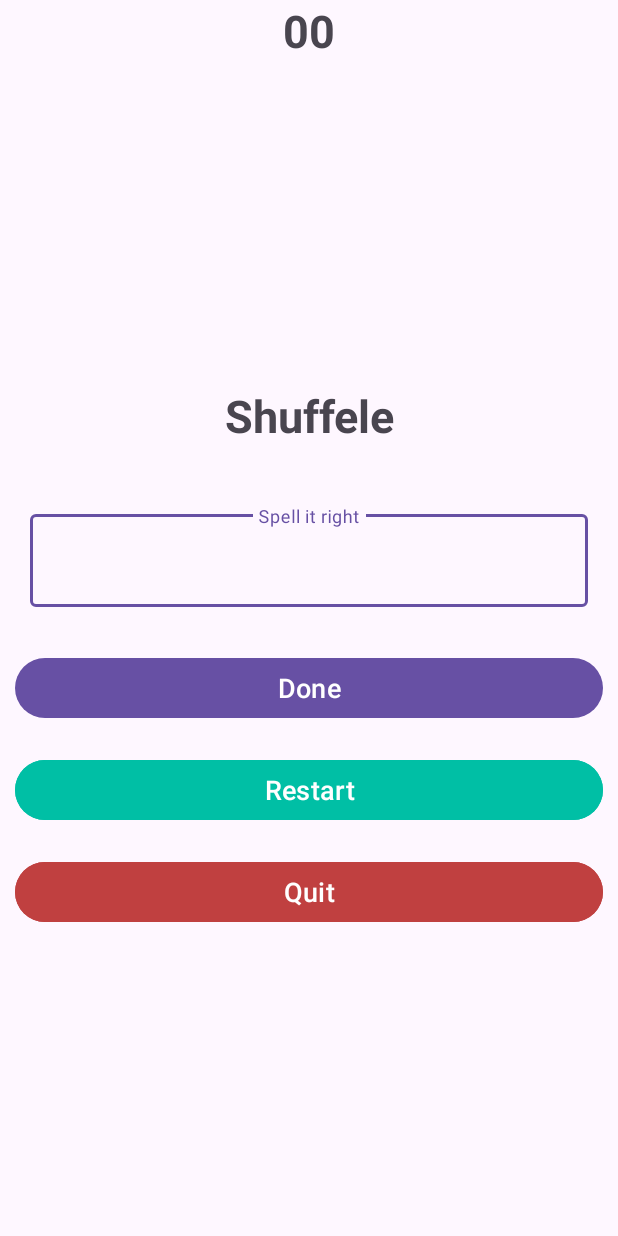
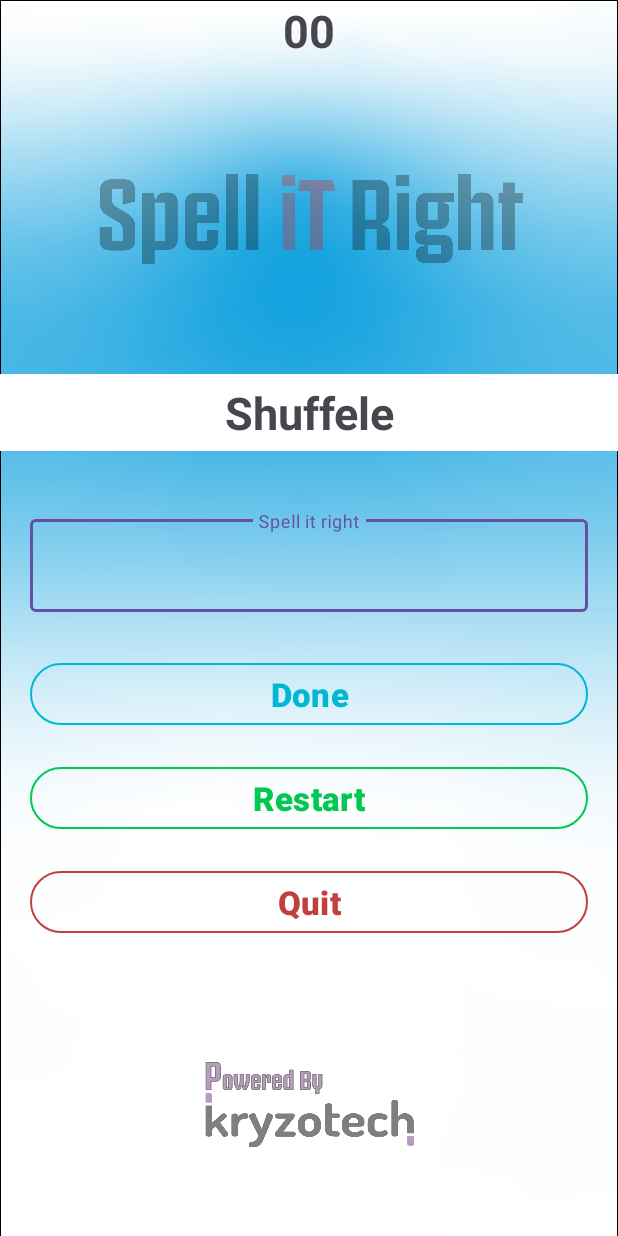
Before and after one commit to MuhammadMahedi/SpellitRight, an Android app: the layout fragment_home.xml on its own in the app's theme, with its tools: preview values and no code run, on a phone screen of 412 x 824 dp. Run offline under Robolectric (Android 15) with nearby library versions, the light colour scheme and no system bars.

Commit message:
designing part is done

```diff
--- a/app/build.gradle.kts
+++ b/app/build.gradle.kts
@@ -60,4 +60,7 @@ dependencies {
 
 
     implementation ("androidx.lifecycle:lifecycle-livedata-ktx:2.6.1")
+
+    //for lottie animation
+    implementation ("com.airbnb.android:lottie:6.1.0")
 }
--- a/app/src/main/AndroidManifest.xml
+++ b/app/src/main/AndroidManifest.xml
@@ -24,7 +24,8 @@
         </activity>
         <activity
             android:name=".activities.MainActivity"
-            android:exported="true">
+            android:exported="true"
+            android:screenOrientation="portrait">
         </activity>
     </application>
 
--- a/app/src/main/java/com/example/spellitright/activities/IntroActivity.kt
+++ b/app/src/main/java/com/example/spellitright/activities/IntroActivity.kt
@@ -21,7 +21,7 @@ class IntroActivity : AppCompatActivity() {
         Handler().postDelayed({
             startActivity(Intent(this, MainActivity::class.java))
             finish()
-        },1500)
+        },2000)
 
 
     }
--- a/app/src/main/java/com/example/spellitright/data/WordsList.kt
+++ b/app/src/main/java/com/example/spellitright/data/WordsList.kt
@@ -18,7 +18,7 @@ val listOfWords= listOf<String>(
     "roast", "route", "scale", "snake", "share",
     "shoes", "silly", "skill", "smile", "space",
     "speak", "spend", "sport", "stand", "store",
-    "sugar", "table", "taste", "teach", "theme",
+    "sugar", "table", "tiger", "teach", "theme",
     "today", "tooth", "tough", "track", "trade",
     "train", "truth", "twist", "under", "usual",
     "video", "visit", "voice", "water", "white",
--- a/app/src/main/java/com/example/spellitright/fragments/HomeFragment.kt
+++ b/app/src/main/java/com/example/spellitright/fragments/HomeFragment.kt
@@ -134,7 +134,8 @@ class HomeFragment : Fragment() {
         val builder = AlertDialog.Builder(requireContext())
         builder.setTitle("Oops!! that's incorrect")
         builder.setMessage("the ans is ${viewModel.currentWord.value}\n\n" +
-                "HighScore : ${preferencesHelper.getHighScore()}")
+                "Your Score : ${viewModel.score.value}\n" +
+                "High Score : ${preferencesHelper.getHighScore()}")
         builder.setPositiveButton("Restart") { dialog, _ ->
             viewModel.resetItAll()
             binding.etInput.text = null
--- a/app/src/main/res/layout/fragment_home.xml
+++ b/app/src/main/res/layout/fragment_home.xml
@@ -6,7 +6,8 @@
     android:layout_height="match_parent"
     android:gravity="center"
     android:orientation="vertical"
-    tools:context=".fragments.HomeFragment">
+    tools:context=".fragments.HomeFragment"
+    android:background="@drawable/main_bg">
 
     <LinearLayout
         android:id="@+id/linearLayout"
@@ -41,10 +42,13 @@
             android:layout_width="match_parent"
             android:layout_height="wrap_content"
             android:gravity="center"
+            android:background="#FFFFFF"
             android:text="Shuffele"
             android:textSize="30sp"
             android:textStyle="bold"
-            android:layout_margin="20dp"/>
+            android:padding="5dp"
+            android:layout_marginTop="20dp"
+            android:layout_marginBottom="20dp"/>
 
         <com.google.android.material.textfield.TextInputLayout
             android:layout_width="match_parent"
@@ -67,26 +71,49 @@
             android:layout_width="match_parent"
             android:layout_height="wrap_content"
             android:text="Done"
-            android:textSize="18sp"
-            android:layout_margin="10dp"/>
-
+            android:textStyle="bold"
+            android:textColor="#00B8D4"
+            android:textSize="22sp"
+            android:layout_marginStart="20dp"
+            android:layout_marginEnd="20dp"
+            android:layout_marginTop="10dp"
+            android:layout_marginBottom="10dp"
+            app:strokeWidth="1dp"
+            app:strokeColor="#00B8D4"
+            style="?attr/materialButtonOutlinedStyle"/>
         <Button
             android:id="@+id/btn_restart"
             android:layout_width="match_parent"
             android:layout_height="wrap_content"
             android:text="Restart"
-            android:textSize="18sp"
-            android:backgroundTint="#00BFA5"
-            android:layout_margin="10dp"/>
+            android:textStyle="bold"
+            android:textSize="22sp"
+            android:textColor="#00C853"
+            android:layout_marginStart="20dp"
+            android:layout_marginEnd="20dp"
+            android:layout_marginTop="10dp"
+            android:layout_marginBottom="10dp"
+            app:strokeWidth="1dp"
+            app:strokeColor="#00C853"
+            style="?attr/materialButtonOutlinedStyle"
+            />
 
         <Button
             android:id="@+id/btn_quit"
             android:layout_width="match_parent"
             android:layout_height="wrap_content"
             android:text="Quit"
-            android:backgroundTint="#C04040"
-            android:textSize="18sp"
-            android:layout_margin="10dp"/>
+            android:textStyle="bold"
+            android:textColor="#C04040"
+            android:textSize="22sp"
+            android:layout_marginStart="20dp"
+            android:layout_marginEnd="20dp"
+            android:layout_marginTop="10dp"
+            android:layout_marginBottom="10dp"
+            app:strokeWidth="1dp"
+            app:strokeColor="#C04040"
+            style="?attr/materialButtonOutlinedStyle"
+        />
 
 
     </LinearLayout>
```
Also changed, not shown: app/src/main/res/layout/activity_intro.xml (+16 -8 lines), app/src/main/res/raw/loading.json (added, +1 -0 lines), app/src/main/res/drawable/intro_bg.png (added), app/src/main/res/drawable/main_bg.png (added), 1 other file.
